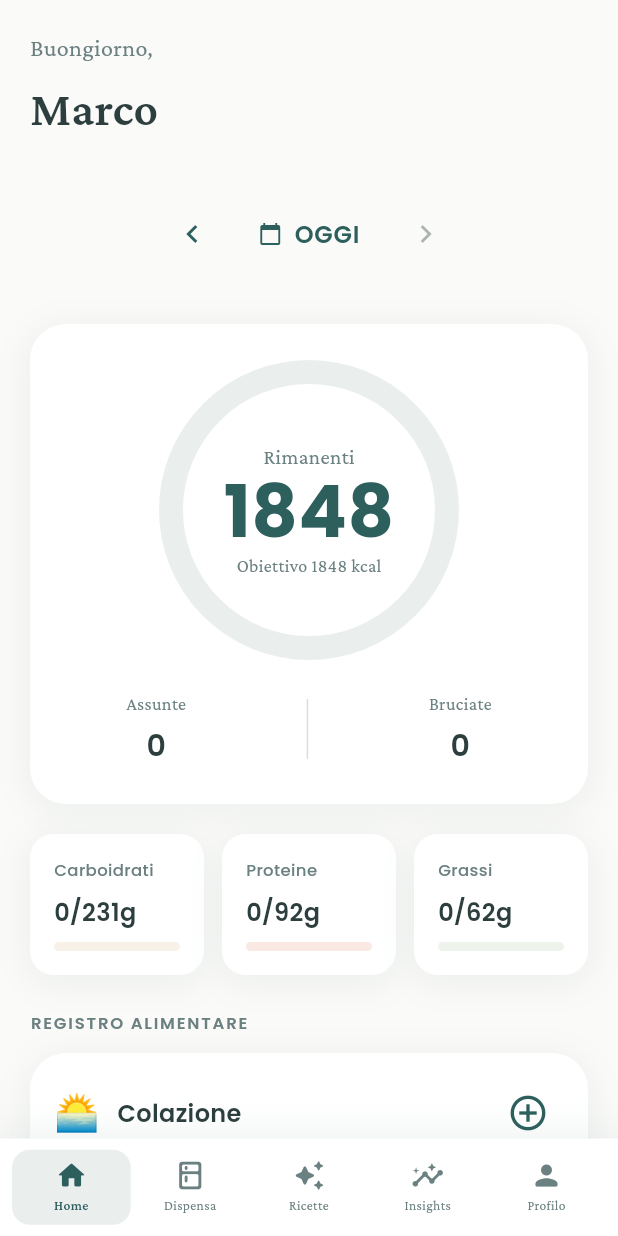
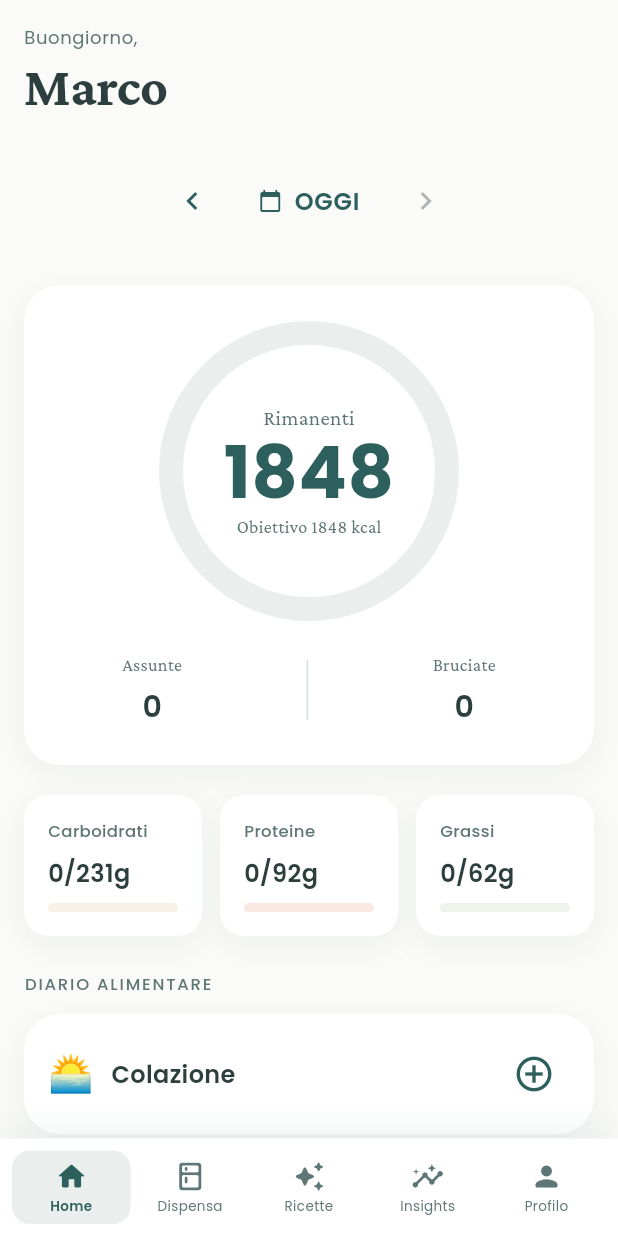
Before and after one commit to LorenzoCapof/DietApp, a Flutter app: the screen it shows after launch, on a phone screen of 412 x 824 dp. Run offline on Flutter 3.47's test engine with Material 3 defaults, Android fonts, the phone set to English and light mode, and no system bars; our stand-ins replace go_router, google_fonts, shared_preferences; accounts and stored records are empty.

Commit message:
modifica grafica home e gestione testi

```diff
--- a/lib/app/theme.dart
+++ b/lib/app/theme.dart
@@ -5,7 +5,6 @@
 
 class AppTheme {
   // ============ COLORI PRINCIPALI ============
-
   static const Color primary = Color(0xFF2D5F5D);
   static const Color secondary = Color(0xFFF4E8D8);
   static const Color background = Color(0xFFFAFAF8);
@@ -14,58 +13,32 @@
   static const Color surface = Color(0xFFFFFFFF);
 
   // ============ COLORI ACCENTO ============
+  static const Color accent1 = Color(0xFFE8926F); // CTA
+  static const Color accent2 = Color(0xFFA8C5A0); // success
+  static const Color accent3 = Color(0xFF6B8E8E); // secondary
 
-  /// CTA e elementi interattivi
-  static const Color accent1 = Color(0xFFE8926F);
-
-  /// successi e obiettivi raggiunti
-  static const Color accent2 = Color(0xFFA8C5A0);
-
-  /// elementi secondari
-  static const Color accent3 = Color(0xFF6B8E8E);
-
-  // ============ COLORI MACRONUTRIENTI ============
-
-  /// Carboidrati
+  // ============ MACRO ============
   static const Color carbs = Color(0xFFDEB887);
-
-  /// Proteine
   static const Color protein = Color(0xFFE8926F);
-
-  /// Grassi
   static const Color fats = Color(0xFFA8C5A0);
 
-  // ============ COLORI FUNZIONALI ============
-
-  /// Errori e alert
+  // ============ FUNZIONALI ============
   static const Color error = Color(0xFFC76856);
-
-  /// Successi
   static const Color success = Color(0xFF7BA375);
-
-  /// Warning
   static const Color warning = Color(0xFFD4A574);
 
-  // ============ COLORI TESTO ============
-
-  /// Testo principale
+  // ============ TESTI ============
   static const Color textPrimary = Color(0xFF2C3E3D);
-
-  /// Testo secondario
-  static const Color textSecondary = Color(0xFF6B8080);
-
-  /// Testo disabilitato
+  static const Color textSecondary = Color(0xFF5F7676);
   static const Color textDisabled = Color(0xFFB0B8B8);
 
-  // ============ COSTANTI DESIGN ============
+  // ============ DESIGN ============
+  static const double radiusCard = 24;
+  static const double radiusButton = 16;
+  static const double radiusSmall = 12;
+  static const double paddingStandard = 16;
 
-  static const double radiusCard = 24.0;
-  static const double radiusButton = 16.0;
-  static const double radiusSmall = 12.0;
-  static const double paddingStandard = 20.0;
-
-  // ============ THEME DATA ============
-
+  // ============ THEME ============
   static ThemeData get light {
     final colorScheme = ColorScheme(
       brightness: Brightness.light,
@@ -86,127 +59,106 @@
       colorScheme: colorScheme,
       scaffoldBackgroundColor: background,
 
-      // Typography con Google Fonts
+      // ================= TEXT THEME =================
       textTheme: TextTheme(
-        // Display - Per titoli molto grandi (serif morbido)
+        // Greeting / Nome utente (UNICO uso Crimson)
         displayLarge: GoogleFonts.crimsonPro(
-          fontSize: 57,
-          fontWeight: FontWeight.w600,
-          height: 1.1,
-          letterSpacing: -0.5,
+          fontSize: 36,
+          fontWeight: FontWeight.w700,
+          height: 1.15,
+          letterSpacing: -0.2,
           color: textPrimary,
         ),
+
         displayMedium: GoogleFonts.crimsonPro(
-          fontSize: 45,
-          fontWeight: FontWeight.w600,
-          height: 1.15,
-          color: textPrimary,
-        ),
-        displaySmall: GoogleFonts.crimsonPro(
-          fontSize: 36,
-          fontWeight: FontWeight.w500,
+          fontSize: 32,
+          fontWeight: FontWeight.w700,
           height: 1.2,
           color: textPrimary,
         ),
 
-        // Headline - Per titoli sezioni (serif)
-        headlineLarge: GoogleFonts.crimsonPro(
-          fontSize: 32,
-          fontWeight: FontWeight.w600,
-          height: 1.25,
-          color: textPrimary,
-        ),
-        headlineMedium: GoogleFonts.crimsonPro(
-          fontSize: 28,
-          fontWeight: FontWeight.w600,
-          height: 1.3,
-          color: textPrimary,
-        ),
-        headlineSmall: GoogleFonts.crimsonPro(
-          fontSize: 24,
-          fontWeight: FontWeight.w500,
-          height: 1.3,
-          color: textPrimary,
-        ),
-
-        // Title - Per titoli card (sans-serif geometrico)
-        titleLarge: GoogleFonts.poppins(
+        // Section titles
+        headlineLarge: GoogleFonts.poppins(
           fontSize: 22,
           fontWeight: FontWeight.w600,
           height: 1.3,
           color: textPrimary,
         ),
+        headlineMedium: GoogleFonts.poppins(
+          fontSize: 18,
+          fontWeight: FontWeight.w600,
+          height: 1.3,
+          color: textPrimary,
+        ),
+        headlineSmall: GoogleFonts.poppins(
+          fontSize: 16,
+          fontWeight: FontWeight.w600,
+          height: 1.3,
+          color: textPrimary,
+        ),
+
+        // Card titles
+        titleLarge: GoogleFonts.poppins(
+          fontSize: 18,
+          fontWeight: FontWeight.w600,
+          height: 1.3,
+        ),
         titleMedium: GoogleFonts.poppins(
           fontSize: 16,
           fontWeight: FontWeight.w600,
-          height: 1.4,
-          letterSpacing: 0.15,
-          color: textPrimary,
         ),
         titleSmall: GoogleFonts.poppins(
           fontSize: 14,
           fontWeight: FontWeight.w600,
-          height: 1.4,
-          letterSpacing: 0.1,
-          color: textPrimary,
         ),
 
-        // Body - Per testi normali (serif)
-        bodyLarge: GoogleFonts.crimsonPro(
+        // Body
+        bodyLarge: GoogleFonts.poppins(
           fontSize: 16,
           fontWeight: FontWeight.w400,
           height: 1.5,
-          letterSpacing: 0.5,
           color: textPrimary,
         ),
-        bodyMedium: GoogleFonts.crimsonPro(
+        bodyMedium: GoogleFonts.poppins(
           fontSize: 14,
           fontWeight: FontWeight.w400,
           height: 1.5,
-          letterSpacing: 0.25,
           color: textPrimary,
         ),
-        bodySmall: GoogleFonts.crimsonPro(
+        bodySmall: GoogleFonts.poppins(
           fontSize: 12,
           fontWeight: FontWeight.w400,
           height: 1.4,
-          letterSpacing: 0.4,
           color: textSecondary,
         ),
 
-        // Label - Per etichette e bottoni (sans-serif)
+        // Labels / Buttons
         labelLarge: GoogleFonts.poppins(
           fontSize: 14,
           fontWeight: FontWeight.w600,
-          height: 1.4,
-          letterSpacing: 0.1,
-          color: textPrimary,
+          letterSpacing: 0.2,
         ),
         labelMedium: GoogleFonts.poppins(
           fontSize: 12,
-          fontWeight: FontWeight.w600,
-          height: 1.3,
-          letterSpacing: 0.5,
-          color: textPrimary,
+          fontWeight: FontWeight.w500,
+          letterSpacing: 0.3,
         ),
         labelSmall: GoogleFonts.poppins(
           fontSize: 11,
           fontWeight: FontWeight.w500,
-          height: 1.3,
-          letterSpacing: 0.5,
+          letterSpacing: 0.3,
           color: textSecondary,
         ),
       ),
 
-      // AppBar
+      // ================= APP BAR =================
       appBarTheme: AppBarTheme(
         elevation: 0,
-        centerTitle: false,
         backgroundColor: background,
         foregroundColor: textPrimary,
-        titleTextStyle: GoogleFonts.crimsonPro(
-          fontSize: 24,
-          fontWeight: FontWeight.w500,
+        titleTextStyle: GoogleFonts.poppins(
+          fontSize: 18,
+          fontWeight: FontWeight.w600,
           color: textPrimary,
         ),
         iconTheme: const IconThemeData(
@@ -215,93 +167,80 @@
         ),
       ),
 
-      // Card
+      // ================= CARD =================
       cardTheme: CardThemeData(
+        color: surface,
         elevation: 0,
-        color: surface,
-        shadowColor: primary.withOpacity(0.08),
+        margin: EdgeInsets.zero,
         shape: RoundedRectangleBorder(
           borderRadius: BorderRadius.circular(radiusCard),
           side: BorderSide(
-            color: primary.withOpacity(0.1),
+            color: primary.withOpacity(0.06),
             width: 1,
           ),
         ),
       ),
 
-      // Elevated Button
+      // ================= BUTTON =================
       elevatedButtonTheme: ElevatedButtonThemeData(
         style: ElevatedButton.styleFrom(
-          backgroundColor: primary,
+          backgroundColor: accent1,
           foregroundColor: Colors.white,
           elevation: 0,
-          padding: const EdgeInsets.symmetric(horizontal: 24, vertical: 16),
+          minimumSize: const Size(48, 56),
           shape: RoundedRectangleBorder(
             borderRadius: BorderRadius.circular(radiusButton),
           ),
           textStyle: GoogleFonts.poppins(
             fontSize: 16,
             fontWeight: FontWeight.w600,
-            letterSpacing: 0.5,
           ),
         ),
       ),
 
-      // Input Decoration
+      // ================= INPUT =================
       inputDecorationTheme: InputDecorationTheme(
         filled: true,
         fillColor: surface,
-        contentPadding: const EdgeInsets.symmetric(horizontal: 20, vertical: 16),
+        contentPadding:
+            const EdgeInsets.symmetric(horizontal: 20, vertical: 16),
         border: OutlineInputBorder(
           borderRadius: BorderRadius.circular(radiusButton),
           borderSide: BorderSide(
-            color: primary.withOpacity(0.2),
-            width: 1,
-          ),
-        ),
-        enabledBorder: OutlineInputBorder(
-          borderRadius: BorderRadius.circular(radiusButton),
-          borderSide: BorderSide(
-            color: primary.withOpacity(0.2),
-            width: 1,
+            color: primary.withOpacity(0.15),
           ),
         ),
         focusedBorder: OutlineInputBorder(
           borderRadius: BorderRadius.circular(radiusButton),
-          borderSide: const BorderSide(
-            color: primary,
-            width: 2,
-          ),
+          borderSide: const BorderSide(color: primary, width: 2),
         ),
       ),
 
-      // Bottom Navigation Bar
+      // ================= BOTTOM NAV =================
       bottomNavigationBarTheme: BottomNavigationBarThemeData(
         backgroundColor: surface,
         selectedItemColor: primary,
         unselectedItemColor: textSecondary,
         selectedLabelStyle: GoogleFonts.poppins(
           fontSize: 11,
-          fontWeight: FontWeight.w500,
+          fontWeight: FontWeight.w600,
         ),
         unselectedLabelStyle: GoogleFonts.poppins(
           fontSize: 11,
           fontWeight: FontWeight.w400,
         ),
         type: BottomNavigationBarType.fixed,
-        elevation: 8,
+        elevation: 6,
       ),
     );
   }
 
-  // ============ HELPER UTILITIES ============
-
-  /// Ombra soft per card
+  // ================= SHADOW =================
   static List<BoxShadow> get cardShadow => [
-    BoxShadow(
-      color: primary.withOpacity(0.08),
-      blurRadius: 20,
-      offset: const Offset(0, 4),
-    ),
-  ];
+        BoxShadow(
+          color: primary.withOpacity(0.06),
+          blurRadius: 18,
+          offset: const Offset(0, 6),
+        ),
+      ];
 }
--- a/lib/features/home/screens/home_screen.dart
+++ b/lib/features/home/screens/home_screen.dart
@@ -1,7 +1,6 @@
 // lib/features/home/screens/home_screen.dart
 
 import 'package:flutter/material.dart';
-import 'package:google_fonts/google_fonts.dart';
 import 'package:provider/provider.dart';
 import 'package:intl/intl.dart';
 import '../../../app/theme.dart';
@@ -66,13 +65,11 @@
 
                       // Section Title
                       Text(
-                        'REGISTRO ALIMENTARE',
-                        style: GoogleFonts.poppins(
-                          fontSize: 11,
-                          fontWeight: FontWeight.w600,
-                          letterSpacing: 1.2,
-                          color: AppTheme.textSecondary,
-                        ),
+                        'DIARIO ALIMENTARE',
+                        style: Theme.of(context)
+                            .textTheme
+                            .labelSmall
+                            ?.copyWith(letterSpacing: 1.2),
                       ),
 
                       const SizedBox(height: 12),
@@ -113,12 +110,10 @@
                       // Tracking Section
                       Text(
                         'TRACKING GIORNALIERO',
-                        style: GoogleFonts.poppins(
-                          fontSize: 11,
-                          fontWeight: FontWeight.w600,
-                          letterSpacing: 1.2,
-                          color: AppTheme.textSecondary,
-                        ),
+                        style: Theme.of(context)
+                            .textTheme
+                            .labelSmall
+                            ?.copyWith(letterSpacing: 1.2),
                       ),
 
                       const SizedBox(height: 12),
@@ -162,19 +157,15 @@
         children: [
           Text(
             '$greeting,',
-            style: GoogleFonts.crimsonPro(
-              fontSize: 16,
-              color: AppTheme.textSecondary,
-            ),
+            style: Theme.of(context)
+                .textTheme
+                .bodySmall
+                ?.copyWith(color: AppTheme.textSecondary),
           ),
           const SizedBox(height: 4),
           Text(
             userName,
-            style: GoogleFonts.crimsonPro(
-              fontSize: 32,
-              fontWeight: FontWeight.w600,
-              color: AppTheme.textPrimary,
-            ),
+            style: Theme.of(context).textTheme.displayLarge,
           ),
         ],
       ),
@@ -211,12 +202,13 @@
                 const SizedBox(width: 8),
                 Text(
                   displayDate,
-                  style: GoogleFonts.poppins(
-                    fontSize: 16,
-                    fontWeight: FontWeight.w600,
-                    letterSpacing: 0.5,
-                    color: AppTheme.primary,
-                  ),
+                  style: Theme.of(context)
+                      .textTheme
+                      .titleMedium
+                      ?.copyWith(
+                        color: AppTheme.primary,
+                        letterSpacing: 0.5,
+                      ),
                 ),
               ],
             ),
```
